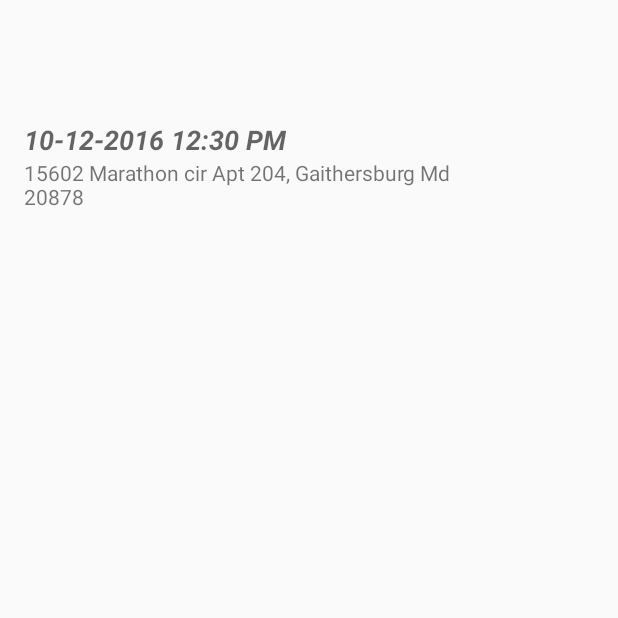
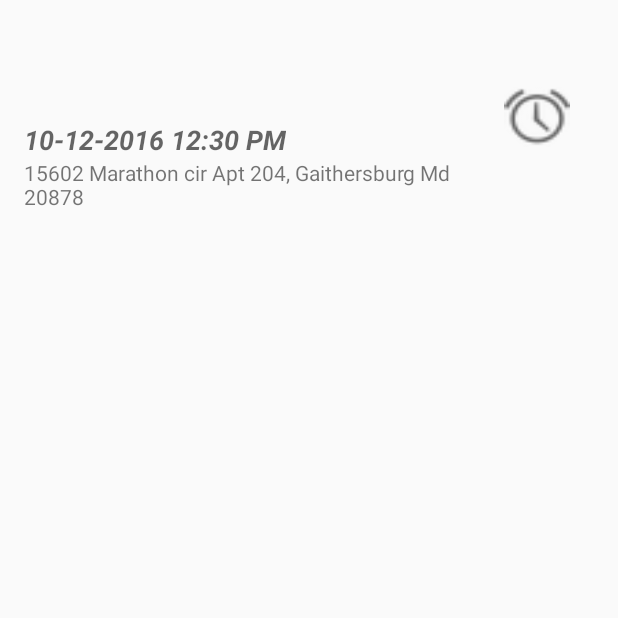
Before and after one commit to sammobi/MeetingTracker, an Android app: the UpcomingEvents screen opened directly, with no data from a screen before it, on a phone screen of 412 x 824 dp, the top half of it. Run offline under Robolectric (Android 15) with nearby library versions, the phone set to English and light mode, and no system bars.

Commit message:
Working on UI

```diff
--- a/app/src/main/res/layout/activity_past_events.xml
+++ b/app/src/main/res/layout/activity_past_events.xml
@@ -64,9 +64,8 @@
 
             <ImageView
                 android:id="@+id/delete_user_btn"
-                android:layout_width="wrap_content"
-
-                android:layout_height="wrap_content"
+                android:layout_width="match_parent"
+                android:layout_height="@dimen/alarmHeight"
                 android:background="@android:drawable/ic_delete" />
 
 
--- a/app/src/main/res/layout/activity_upcoming_events.xml
+++ b/app/src/main/res/layout/activity_upcoming_events.xml
@@ -64,10 +64,10 @@
 
             <ImageView
                 android:id="@+id/delete_user_btn"
-                android:layout_width="wrap_content"
-
-                android:layout_height="wrap_content"
-                android:background="@android:drawable/ala" />
+                android:layout_width="match_parent"
+                android:layout_height="@dimen/alarmHeight"
+                android:background="@android:drawable/ic_lock_idle_alarm"
+                android:scaleType="centerCrop" />
 
 
         </LinearLayout>
--- a/app/src/main/res/values/dimens.xml
+++ b/app/src/main/res/values/dimens.xml
@@ -9,4 +9,5 @@
     <dimen name="height_toolbar">50dp</dimen>
     <dimen name="title">30sp</dimen>
     <dimen name="checkbox_size">20sp</dimen>
+    <dimen name="alarmHeight">40dp</dimen>
 </resources>
```
Also changed, not shown: app/src/main/res/layout/recyclerview.xml (added, +12 -0 lines).
